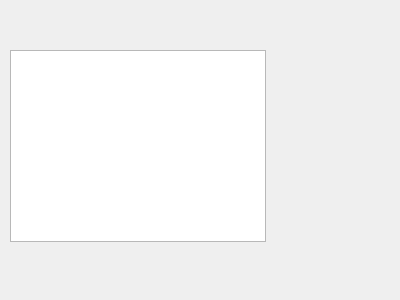
This is UIFastScoring/courseinfowidget.ui in kidstuff/FastScoring as Qt 5 draws it before an edit. The edited form follows.
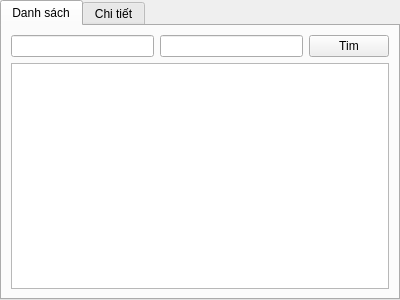
This is the edited form. The open tabs and pages were chosen to show the change.

```diff
--- a/UIFastScoring/courseinfowidget.ui
+++ b/UIFastScoring/courseinfowidget.ui
@@ -1,7 +1,7 @@
 <?xml version="1.0" encoding="UTF-8"?>
 <ui version="4.0">
  <class>CourseInfoWidget</class>
- <widget class="QWidget" name="CourseInfoWidget">
+ <widget class="QTabWidget" name="CourseInfoWidget">
   <property name="geometry">
    <rect>
     <x>0</x>
@@ -13,15 +13,49 @@
   <property name="windowTitle">
    <string>Form</string>
   </property>
-  <widget class="QTableView" name="tableView">
-   <property name="geometry">
-    <rect>
-     <x>10</x>
-     <y>50</y>
-     <width>256</width>
-     <height>192</height>
-    </rect>
-   </property>
+  <property name="currentIndex">
+   <number>1</number>
+  </property>
+  <widget class="QWidget" name="tabList">
+   <attribute name="title">
+    <string>Danh sách</string>
+   </attribute>
+   <layout class="QGridLayout" name="gridLayout">
+    <item row="0" column="0">
+     <widget class="QLineEdit" name="lineEdit"/>
+    </item>
+    <item row="0" column="1">
+     <widget class="QLineEdit" name="lineEdit_2"/>
+    </item>
+    <item row="0" column="2">
+     <widget class="QPushButton" name="pushButton">
+      <property name="text">
+       <string>Tim</string>
+      </property>
+     </widget>
+    </item>
+    <item row="1" column="0" colspan="3">
+     <widget class="QTableView" name="tableView"/>
+    </item>
+   </layout>
+  </widget>
+  <widget class="QWidget" name="tabDetail">
+   <attribute name="title">
+    <string>Chi tiết</string>
+   </attribute>
+   <widget class="QPushButton" name="pushButton_2">
+    <property name="geometry">
+     <rect>
+      <x>40</x>
+      <y>20</y>
+      <width>80</width>
+      <height>23</height>
+     </rect>
+    </property>
+    <property name="text">
+     <string>PushButton</string>
+    </property>
+   </widget>
   </widget>
  </widget>
  <resources/>
```
Left out of the diff: 24 changed lines with no effect on the pictures.
